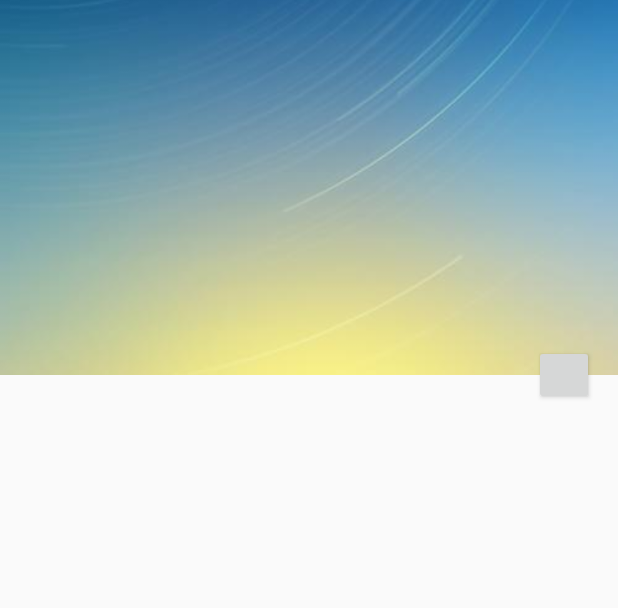
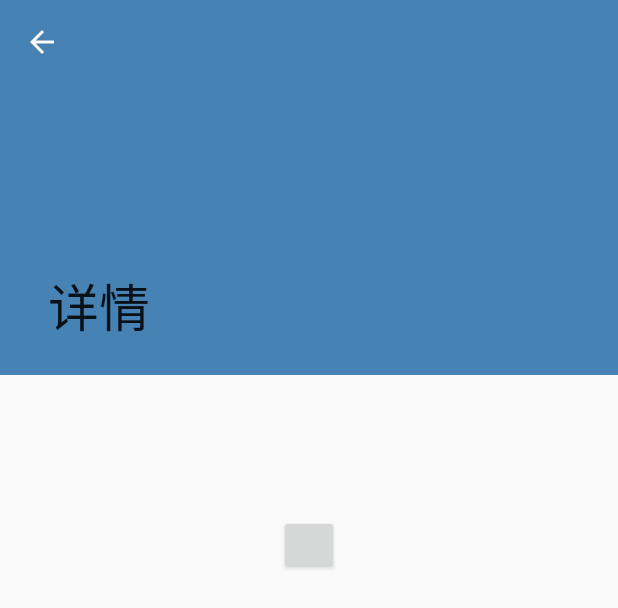
Before and after one commit to Geolo1997/Letter-Home, an Android app: the layout activity_news_detail.xml on its own in the app's theme, with its tools: preview values and no code run, on a phone screen of 412 x 824 dp. Shown: the top 608 px of the screen. Run offline under Robolectric (Android 15) with nearby library versions, the phone set to English and light mode, and no system bars; plain views replace ShineButton; network calls fail.

Commit message:
NewsDetail增加返回和菜单按钮，沉浸式bug未修复

```diff
--- a/android/app/src/main/res/layout/activity_news_detail.xml
+++ b/android/app/src/main/res/layout/activity_news_detail.xml
@@ -3,18 +3,15 @@
     xmlns:android="http://schemas.android.com/apk/res/android"
     android:layout_width="match_parent"
     android:layout_height="match_parent"
-    android:fitsSystemWindows="true"
     xmlns:app="http://schemas.android.com/apk/res-auto">
 
     <android.support.design.widget.AppBarLayout
         android:id="@+id/appbar"
-        android:fitsSystemWindows="true"
         android:layout_width="match_parent"
         android:layout_height="250dp">
 
         <android.support.design.widget.CollapsingToolbarLayout
             android:id="@+id/ctl"
-            android:fitsSystemWindows="true"
             android:layout_width="match_parent"
             android:layout_height="match_parent"
             app:contentScrim="@color/colorPrimary"
@@ -22,17 +19,19 @@
 
             <ImageView
                 android:id="@+id/iv_pic"
-                android:fitsSystemWindows="true"
                 android:layout_width="match_parent"
                 android:layout_height="match_parent"
                 android:scaleType="centerCrop"
-                app:layout_collapseMode="parallax"
-                app:srcCompat="@drawable/ic_background"/>
+                app:layout_collapseMode="parallax"/>
 
             <android.support.v7.widget.Toolbar
                 android:id="@+id/toolbar"
+                android:fitsSystemWindows="true"
                 android:layout_width="match_parent"
-                android:layout_height="55dp"
+                android:layout_height="?attr/actionBarSize"
+                app:title="详情"
+                app:titleTextColor="@color/white"
+                app:navigationIcon="@mipmap/back"
                 app:layout_collapseMode="pin"/>
         </android.support.design.widget.CollapsingToolbarLayout>
     </android.support.design.widget.AppBarLayout>
@@ -46,6 +45,7 @@
             android:layout_width="match_parent"
             android:layout_height="wrap_content"
             android:orientation="vertical">
+
             <TextView
                 android:id="@+id/tv_title"
                 android:layout_width="match_parent"
@@ -66,17 +66,12 @@
                 android:layout_width="match_parent"
                 android:layout_height="wrap_content"/>
 
-        </LinearLayout>
-
-
-    </android.support.v4.widget.NestedScrollView>
-
-
             <com.sackcentury.shinebuttonlib.ShineButton
                 android:layout_width="40dp"
                 android:layout_height="40dp"
                 android:layout_margin="16dp"
                 android:layout_marginTop="30dp"
+                android:layout_gravity="center_horizontal"
                 app:layout_anchorGravity="bottom|end"
                 app:layout_anchor="@id/appbar"
                 android:src="@android:color/darker_gray"
@@ -94,4 +89,9 @@
                 app:shine_count="8"
                 app:siShape="@raw/like"/>
 
+        </LinearLayout>
+
+
+    </android.support.v4.widget.NestedScrollView>
+
 </android.support.design.widget.CoordinatorLayout>
--- a/android/app/src/main/res/values/colors.xml
+++ b/android/app/src/main/res/values/colors.xml
@@ -1,7 +1,7 @@
 <resources>
-    <color name="colorPrimary">#1E90FF</color>
-    <color name="colorPrimaryDark">#303F9F</color>
-    <color name="colorAccent">#104E8B</color>
+    <color name="colorPrimary">#4682B4</color>
+    <color name="colorPrimaryDark">#4682B4</color>
+    <color name="colorAccent">#4682B4</color>
     <color name="colorRed">#fc0000</color>
     <color name="colorBlack">#000000</color>
     <color name="colorGray">#b7b7b7</color>
```
Also changed, not shown: android/app/src/main/java/team/dorm301/letterhome/activity/NewsDetailActivity.java (+66 -3 lines), android/app/src/main/res/menu/right_menu.xml (added, +8 -0 lines), android/app/src/main/res/mipmap-xhdpi/back.png (added), android/app/src/main/res/mipmap-xhdpi/ic_book_list.png (added). Lines whose indentation alone changed are shown as unchanged.
